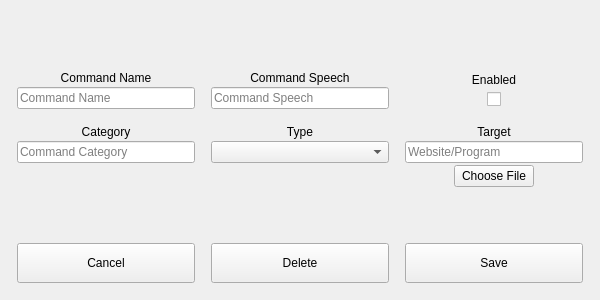
Above: PyQt-GUIProject/dialogs/edit_command.ui from Notaweedle/Pro100_Voice_rec before the change. Below: the same form after it.
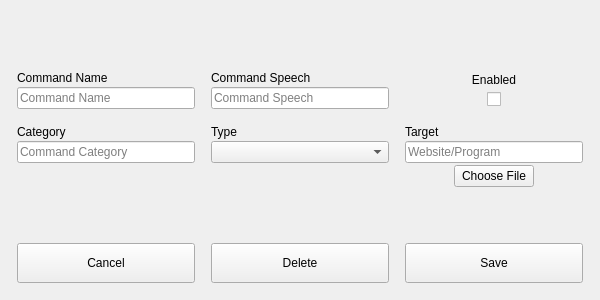
That is the form after the change.

The edit to the form file:
```diff
--- a/PyQt-GUIProject/dialogs/edit_command.ui
+++ b/PyQt-GUIProject/dialogs/edit_command.ui
@@ -76,7 +76,7 @@
           <string>Command Speech</string>
          </property>
          <property name="alignment">
-          <set>Qt::AlignmentFlag::AlignCenter</set>
+          <set>Qt::AlignmentFlag::AlignLeading|Qt::AlignmentFlag::AlignLeft|Qt::AlignmentFlag::AlignVCenter</set>
          </property>
         </widget>
        </item>
@@ -116,7 +116,7 @@
           <string>Command Name</string>
          </property>
          <property name="alignment">
-          <set>Qt::AlignmentFlag::AlignCenter</set>
+          <set>Qt::AlignmentFlag::AlignLeading|Qt::AlignmentFlag::AlignLeft|Qt::AlignmentFlag::AlignVCenter</set>
          </property>
         </widget>
        </item>
@@ -146,7 +146,7 @@
           <string>Category</string>
          </property>
          <property name="alignment">
-          <set>Qt::AlignmentFlag::AlignCenter</set>
+          <set>Qt::AlignmentFlag::AlignLeading|Qt::AlignmentFlag::AlignLeft|Qt::AlignmentFlag::AlignVCenter</set>
          </property>
         </widget>
        </item>
@@ -226,7 +226,7 @@
           <string>Type</string>
          </property>
          <property name="alignment">
-          <set>Qt::AlignmentFlag::AlignCenter</set>
+          <set>Qt::AlignmentFlag::AlignLeading|Qt::AlignmentFlag::AlignLeft|Qt::AlignmentFlag::AlignVCenter</set>
          </property>
         </widget>
        </item>
@@ -363,7 +363,7 @@
           <string>Target</string>
          </property>
          <property name="alignment">
-          <set>Qt::AlignmentFlag::AlignCenter</set>
+          <set>Qt::AlignmentFlag::AlignLeading|Qt::AlignmentFlag::AlignLeft|Qt::AlignmentFlag::AlignVCenter</set>
          </property>
         </widget>
        </item>
```
